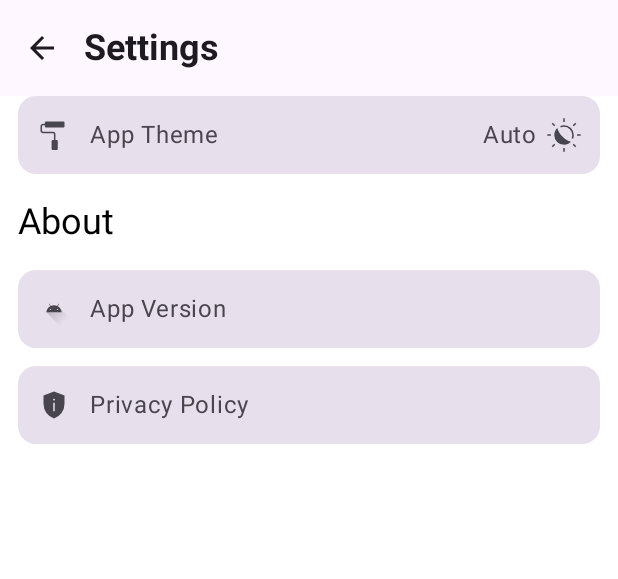
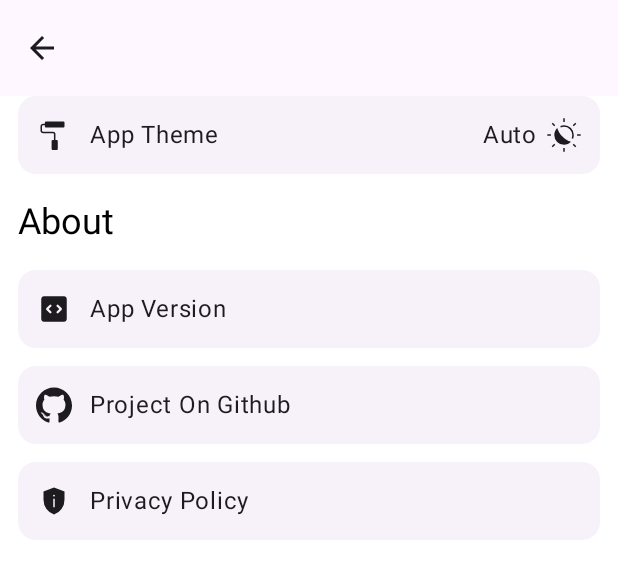
Before and after one commit to kotlang-dev/AgeCalculator-TrackDates, an Android app built with Jetpack Compose: the @Preview function PreviewSettingsScreen, on a phone screen of 412 x 824 dp. Shown: the top 579 px of the screen. Run offline under Robolectric (Android 15) with nearby library versions, the phone set to English and light mode, and no system bars.

Commit message:
Refactor: Enhance settings screen with new items and icons
- Renamed `Constant.kt` to `Constants.kt`.
- Added new constants for privacy policy and GitHub links.
- Updated `MainActivity` and `MainViewModel` to use the new `Constants` class.
- Modified `SettingsItemCard` to use `ElevatedCard`.
- Added `GithubLinkClick` action to `SettingAction`.
- Updated `SettingsScreen` to:
    - Include "Project On Github" item.
    - Use new icons for "App Version" and "Project On Github".
    - Handle navigation to GitHub link.
    - Remove the title "Settings" from the TopAppBar.
- Added `ic_github.xml` and `ic_code_filled.xml` drawables.

```diff
--- a/app/src/main/java/com/synac/agecalculator/presentation/main/MainActivity.kt
+++ b/app/src/main/java/com/synac/agecalculator/presentation/main/MainActivity.kt
@@ -38,7 +38,7 @@ import com.google.android.play.core.install.model.UpdateAvailability
 import com.synac.agecalculator.presentation.navigation.NavGraph
 import com.synac.agecalculator.presentation.theme.AgeCalculatorTheme
 import com.synac.agecalculator.presentation.util.AppTheme
-import com.synac.agecalculator.presentation.util.Constant.APP_UPDATE_REQUEST_CODE
+import com.synac.agecalculator.presentation.util.Constants.APP_UPDATE_REQUEST_CODE
 import com.synac.agecalculator.presentation.util.showToast
 import kotlinx.coroutines.launch
 import org.koin.android.ext.android.inject
--- a/app/src/main/java/com/synac/agecalculator/presentation/main/MainViewModel.kt
+++ b/app/src/main/java/com/synac/agecalculator/presentation/main/MainViewModel.kt
@@ -6,8 +6,8 @@ import com.synac.agecalculator.domain.model.PrefsKey
 import com.synac.agecalculator.domain.repository.AppUpdateRepository
 import com.synac.agecalculator.domain.repository.PreferenceRepository
 import com.synac.agecalculator.presentation.util.AppTheme
-import com.synac.agecalculator.presentation.util.Constant.MIN_STALENESS_DAYS
-import com.synac.agecalculator.presentation.util.Constant.PROMPT_COOLDOWN_MILLIS
+import com.synac.agecalculator.presentation.util.Constants.MIN_STALENESS_DAYS
+import com.synac.agecalculator.presentation.util.Constants.PROMPT_COOLDOWN_MILLIS
 import kotlinx.coroutines.channels.Channel
 import kotlinx.coroutines.flow.MutableStateFlow
 import kotlinx.coroutines.flow.SharingStarted
--- a/app/src/main/java/com/synac/agecalculator/presentation/settings/SettingAction.kt
+++ b/app/src/main/java/com/synac/agecalculator/presentation/settings/SettingAction.kt
@@ -5,6 +5,7 @@ import com.synac.agecalculator.presentation.util.AppTheme
 sealed interface SettingAction {
     data class ChangeAppTheme(val theme: AppTheme) : SettingAction
     data object PrivacyPolicyClick : SettingAction
+    data object GithubLinkClick : SettingAction
     data object OnBackClick : SettingAction
     data object AppVersionClick : SettingAction
 }
--- a/app/src/main/java/com/synac/agecalculator/presentation/settings/SettingsScreen.kt
+++ b/app/src/main/java/com/synac/agecalculator/presentation/settings/SettingsScreen.kt
@@ -20,14 +20,15 @@ import androidx.compose.runtime.Composable
 import androidx.compose.runtime.getValue
 import androidx.compose.runtime.remember
 import androidx.compose.ui.Modifier
+import androidx.compose.ui.platform.LocalUriHandler
 import androidx.compose.ui.res.painterResource
-import androidx.compose.ui.text.font.FontWeight
 import androidx.compose.ui.tooling.preview.Preview
 import androidx.compose.ui.unit.dp
 import androidx.lifecycle.compose.collectAsStateWithLifecycle
 import com.synac.agecalculator.R
 import com.synac.agecalculator.presentation.settings.component.SettingsItemCard
 import com.synac.agecalculator.presentation.util.AppTheme
+import com.synac.agecalculator.presentation.util.Constants
 import org.koin.androidx.compose.koinViewModel
 
 @Composable
@@ -38,15 +39,17 @@ fun SettingsScreenRoot(
 ) {
     val viewModel = koinViewModel<SettingsViewModel>()
     val state by viewModel.uiState.collectAsStateWithLifecycle()
+    val uriHandler = LocalUriHandler.current
 
     SettingsScreen(
         state = state,
         onAction = { action ->
             when (action) {
                 SettingAction.PrivacyPolicyClick -> {
-                    val privacyPolicy =
-                        "https://synac-apps.github.io/age-calculator-privacy-policy/"
-                    navigateToPrivacyPolicy(privacyPolicy)
+                    navigateToPrivacyPolicy(Constants.PRIVACY_POLICY_LINK)
+                }
+                SettingAction.GithubLinkClick -> {
+                    uriHandler.openUri(Constants.GITHUB_LINK)
                 }
                 SettingAction.AppVersionClick -> onAppVersionClick()
                 SettingAction.OnBackClick -> navigateUp()
@@ -56,6 +59,7 @@ fun SettingsScreenRoot(
     )
 }
 
+@OptIn(ExperimentalMaterial3Api::class)
 @Composable
 private fun SettingsScreen(
     state: SettingsUiState,
@@ -64,8 +68,18 @@ private fun SettingsScreen(
     Column(
         modifier = Modifier.fillMaxSize()
     ) {
-        SettingsTopBar(
-            onBackClick = { onAction(SettingAction.OnBackClick) }
+        TopAppBar(
+            title = {},
+            navigationIcon = {
+                IconButton(
+                    onClick = { onAction(SettingAction.OnBackClick) }
+                ) {
+                    Icon(
+                        imageVector = Icons.AutoMirrored.Default.ArrowBack,
+                        contentDescription = "Back"
+                    )
+                }
+            }
         )
         ThemeSettingsItem(
             modifier = Modifier.padding(horizontal = 12.dp),
@@ -87,9 +101,21 @@ private fun SettingsScreen(
         SettingsItemCard(
             modifier = Modifier.padding(horizontal = 12.dp),
             title = "App Version",
-            iconResId = R.drawable.ic_launcher_foreground,
+            iconResId = R.drawable.ic_code_filled,
             onClick = { onAction(SettingAction.AppVersionClick) },
-            trailingContent = { Text(text = state.appVersion) }
+            trailingContent = {
+                Text(
+                    text = state.appVersion,
+                    modifier = Modifier.padding(horizontal = 4.dp)
+                )
+            }
+        )
+        Spacer(modifier = Modifier.height(12.dp))
+        SettingsItemCard(
+            modifier = Modifier.padding(horizontal = 12.dp),
+            title = "Project On Github",
+            iconResId = R.drawable.ic_github,
+            onClick = { onAction(SettingAction.GithubLinkClick) }
         )
         Spacer(modifier = Modifier.height(12.dp))
         SettingsItemCard(
@@ -99,31 +125,6 @@ private fun SettingsScreen(
             onClick = { onAction(SettingAction.PrivacyPolicyClick) }
         )
     }
-}
-
-@Composable
-@OptIn(ExperimentalMaterial3Api::class)
-private fun SettingsTopBar(
-    onBackClick: () -> Unit
-) {
-    TopAppBar(
-        title = {
-            Text(
-                text = "Settings",
-                style = MaterialTheme.typography.headlineSmall.copy(
-                    fontWeight = FontWeight.Bold
-                )
-            )
-        },
-        navigationIcon = {
-            IconButton(onClick = onBackClick) {
-                Icon(
-                    imageVector = Icons.AutoMirrored.Default.ArrowBack,
-                    contentDescription = "Back"
-                )
-            }
-        }
-    )
 }
 
 @Composable
--- a/app/src/main/java/com/synac/agecalculator/presentation/settings/component/SettingsItemCard.kt
+++ b/app/src/main/java/com/synac/agecalculator/presentation/settings/component/SettingsItemCard.kt
@@ -9,8 +9,7 @@ import androidx.compose.foundation.layout.fillMaxWidth
 import androidx.compose.foundation.layout.padding
 import androidx.compose.foundation.layout.size
 import androidx.compose.foundation.layout.width
-import androidx.compose.material3.Card
-import androidx.compose.material3.CardDefaults
+import androidx.compose.material3.ElevatedCard
 import androidx.compose.material3.Icon
 import androidx.compose.material3.MaterialTheme
 import androidx.compose.material3.Text
@@ -31,14 +30,10 @@ fun SettingsItemCard(
     onClick: () -> Unit = {},
     trailingContent: @Composable RowScope.() -> Unit = {},
 ) {
-    Card(
+    ElevatedCard (
         modifier = modifier
             .fillMaxWidth()
-            .clickable { onClick() },
-        colors = CardDefaults.cardColors(
-            containerColor = MaterialTheme.colorScheme.surfaceVariant,
-            contentColor = MaterialTheme.colorScheme.onSurfaceVariant
-        )
+            .clickable { onClick() }
     ) {
         Row(
             Modifier
--- a/app/src/main/java/com/synac/agecalculator/presentation/util/Constant.kt
+++ /dev/null
@@ -1,7 +0,0 @@
-package com.synac.agecalculator.presentation.util
-
-object Constant {
-    const val APP_UPDATE_REQUEST_CODE = 1991
-    const val MIN_STALENESS_DAYS = 2
-    const val PROMPT_COOLDOWN_MILLIS = 7 * 24 * 60 * 60 * 1000L // 7 days
-}
--- /dev/null
+++ b/app/src/main/java/com/synac/agecalculator/presentation/util/Constants.kt
@@ -0,0 +1,11 @@
+package com.synac.agecalculator.presentation.util
+
+object Constants {
+    const val APP_UPDATE_REQUEST_CODE = 1991
+    const val MIN_STALENESS_DAYS = 2
+    const val PROMPT_COOLDOWN_MILLIS = 7 * 24 * 60 * 60 * 1000L // 7 days
+
+    //Links
+    const val PRIVACY_POLICY_LINK = "https://kotlang-dev.github.io/AgeCalculator-TrackDates/"
+    const val GITHUB_LINK = "https://github.com/kotlang-dev/AgeCalculator-TrackDates"
+}
--- /dev/null
+++ b/app/src/main/res/drawable/ic_code_filled.xml
@@ -0,0 +1,10 @@
+<vector xmlns:android="http://schemas.android.com/apk/res/android"
+    android:width="24dp"
+    android:height="24dp"
+    android:viewportWidth="960"
+    android:viewportHeight="960"
+    android:tint="?attr/colorControlNormal">
+  <path
+      android:fillColor="@android:color/white"
+      android:pathData="M338.77,480L404.69,414.08Q413.61,405.15 413.81,393.19Q414,381.23 404.69,371.92Q395.38,362.62 383.31,362.62Q371.23,362.62 361.92,371.92L279.15,454.69Q273.54,460.31 271.23,466.54Q268.92,472.77 268.92,480Q268.92,487.23 271.23,493.46Q273.54,499.69 279.15,505.31L362.31,588.46Q371.23,597.38 383.5,597.58Q395.77,597.77 405.08,588.46Q414.38,579.15 414.38,567.38Q414.38,555.62 405.08,546.31L338.77,480ZM621.23,480L554.92,546.31Q546,555.23 545.81,567.19Q545.62,579.15 554.92,588.46Q564.23,597.77 576.31,597.77Q588.38,597.77 597.69,588.46L680.85,505.31Q686.46,499.69 688.77,493.46Q691.08,487.23 691.08,480Q691.08,472.77 688.77,466.54Q686.46,460.31 680.85,454.69L597.69,371.54Q593.23,367.08 587.65,364.85Q582.08,362.62 576.5,362.62Q570.92,362.62 565.15,364.85Q559.39,367.08 554.92,371.54Q545.62,380.85 545.62,392.62Q545.62,404.38 554.92,413.69L621.23,480ZM212.31,820Q182,820 161,799Q140,778 140,747.69L140,212.31Q140,182 161,161Q182,140 212.31,140L747.69,140Q778,140 799,161Q820,182 820,212.31L820,747.69Q820,778 799,799Q778,820 747.69,820L212.31,820Z"/>
+</vector>
--- /dev/null
+++ b/app/src/main/res/drawable/ic_github.xml
@@ -0,0 +1,32 @@
+<vector xmlns:android="http://schemas.android.com/apk/res/android"
+    xmlns:tools="http://schemas.android.com/tools"
+    android:width="40dp"
+    android:height="40dp"
+    android:viewportWidth="24"
+    android:viewportHeight="24">
+  <path
+      android:fillColor="#FF000000"
+      android:pathData="M12,0.296c-6.627,0 -12,5.372 -12,12c0,5.302 3.438,9.8 8.206,11.387c0.6,0.111 0.82,-0.26 0.82,-0.577c0,-0.286 -0.011,-1.231 -0.016,-2.234c-3.338,0.726 -4.043,-1.416 -4.043,-1.416C4.421,18.069 3.635,17.7 3.635,17.7c-1.089,-0.745 0.082,-0.729 0.082,-0.729c1.205,0.085 1.839,1.237 1.839,1.237c1.07,1.834 2.807,1.304 3.492,0.997C9.156,18.429 9.467,17.9 9.81,17.6c-2.665,-0.303 -5.467,-1.332 -5.467,-5.93c0,-1.31 0.469,-2.381 1.237,-3.221C5.455,8.146 5.044,6.926 5.696,5.273c0,0 1.008,-0.322 3.301,1.23C9.954,6.237 10.98,6.104 12,6.099c1.02,0.005 2.047,0.138 3.006,0.404c2.29,-1.553 3.297,-1.23 3.297,-1.23c0.653,1.653 0.242,2.873 0.118,3.176c0.769,0.84 1.235,1.911 1.235,3.221c0,4.609 -2.807,5.624 -5.479,5.921c0.43,0.372 0.814,1.103 0.814,2.222c0,1.606 -0.014,2.898 -0.014,3.293c0,0.319 0.216,0.694 0.824,0.576c4.766,-1.589 8.2,-6.085 8.2,-11.385C24,5.669 18.627,0.296 12,0.296z"
+      tools:ignore="VectorPath" />
+  <path
+      android:fillColor="#FF000000"
+      android:pathData="M4.545,17.526c-0.026,0.06 -0.12,0.078 -0.206,0.037c-0.087,-0.039 -0.136,-0.121 -0.108,-0.18c0.026,-0.061 0.12,-0.078 0.207,-0.037C4.525,17.384 4.575,17.466 4.545,17.526L4.545,17.526z"/>
+  <path
+      android:fillColor="#FF000000"
+      android:pathData="M5.031,18.068c-0.057,0.053 -0.169,0.028 -0.245,-0.055c-0.079,-0.084 -0.093,-0.196 -0.035,-0.249c0.059,-0.053 0.167,-0.028 0.246,0.056C5.076,17.903 5.091,18.014 5.031,18.068L5.031,18.068z"/>
+  <path
+      android:fillColor="#FF000000"
+      android:pathData="M5.504,18.759c-0.074,0.051 -0.194,0.003 -0.268,-0.103c-0.074,-0.107 -0.074,-0.235 0.002,-0.286c0.074,-0.051 0.193,-0.005 0.268,0.101C5.579,18.579 5.579,18.707 5.504,18.759L5.504,18.759z"/>
+  <path
+      android:fillColor="#FF000000"
+      android:pathData="M6.152,19.427c-0.066,0.073 -0.206,0.053 -0.308,-0.046c-0.105,-0.097 -0.134,-0.234 -0.068,-0.307c0.067,-0.073 0.208,-0.052 0.311,0.046C6.191,19.217 6.222,19.355 6.152,19.427L6.152,19.427z"/>
+  <path
+      android:fillColor="#FF000000"
+      android:pathData="M7.047,19.814c-0.029,0.094 -0.164,0.137 -0.3,0.097C6.611,19.87 6.522,19.76 6.55,19.665c0.028,-0.095 0.164,-0.139 0.301,-0.096C6.986,19.609 7.075,19.719 7.047,19.814L7.047,19.814z"/>
+  <path
+      android:fillColor="#FF000000"
+      android:pathData="M8.029,19.886c0.003,0.099 -0.112,0.181 -0.255,0.183c-0.143,0.003 -0.26,-0.077 -0.261,-0.174c0,-0.1 0.113,-0.181 0.256,-0.184C7.912,19.708 8.029,19.788 8.029,19.886L8.029,19.886z"/>
+  <path
+      android:fillColor="#FF000000"
+      android:pathData="M8.943,19.731c0.017,0.096 -0.082,0.196 -0.224,0.222c-0.139,0.026 -0.268,-0.034 -0.286,-0.13c-0.017,-0.099 0.084,-0.198 0.223,-0.224C8.797,19.574 8.925,19.632 8.943,19.731L8.943,19.731z"/>
+</vector>
```
